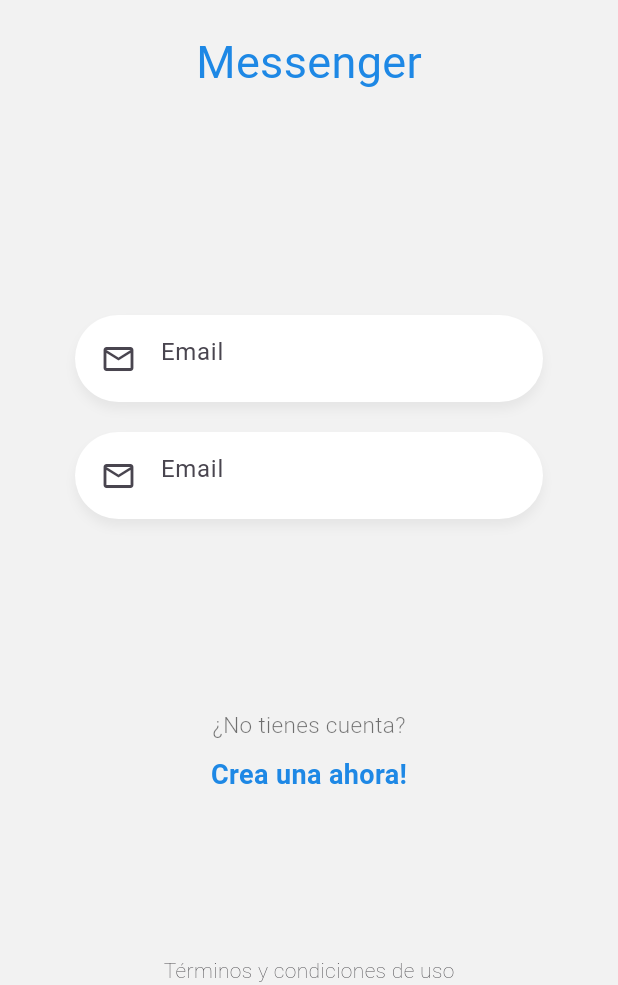
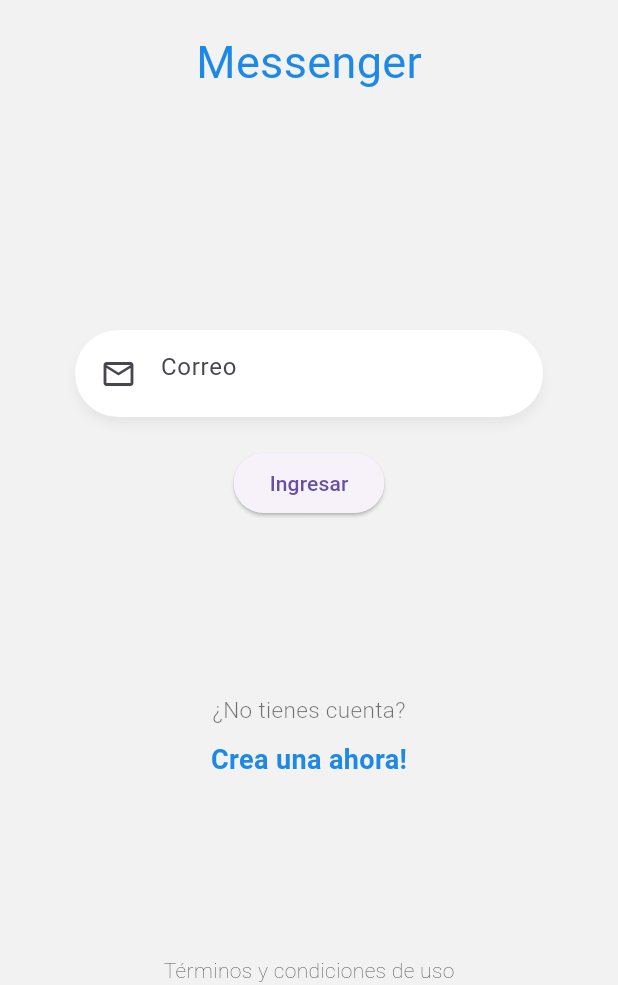
Before and after one commit to GPplay/chat-flutter, a Flutter app: the screen it shows after launch, on a phone screen of 412 x 824 dp, the part 251-1236 px from its top. Run offline on Flutter 3.47's test engine with Material 3 defaults, Android fonts, the phone set to English and light mode, and no system bars.

Commit message:
campos de texto globales

```diff
--- a/lib/pages/login_page.dart
+++ b/lib/pages/login_page.dart
@@ -54,6 +54,9 @@ class _Form extends StatefulWidget {
 }
 
 class __FormState extends State<_Form> {
+  final emailCtrl = TextEditingController();
+  final passCtrl = TextEditingController();
+
   @override
   Widget build(BuildContext context) {
     // ignore: avoid_unnecessary_containers
@@ -62,14 +65,18 @@ class __FormState extends State<_Form> {
       padding: EdgeInsets.symmetric(horizontal: 50),
       child: Column(
         children: <Widget>[
-          CustomInput(),
-          CustomInput(),
-
-          //TODO: Crear el boton
-          // ElevatedButton(
-          //   onPressed: () {},
-          //   child: Text('Ingresar'),
-          // )
+          CustomInput(
+            icon: Icons.mail_outline,
+            placeholder: 'Correo',
+            keyboardType: TextInputType.emailAddress,
+            textController: emailCtrl,
+          ),
+          ElevatedButton(
+            onPressed: () {
+              debugPrint("Email: ${emailCtrl.text}");
+            },
+            child: Text('Ingresar'),
+          )
         ],
       ),
     );
--- a/lib/widget/custom_input.dart
+++ b/lib/widget/custom_input.dart
@@ -1,7 +1,19 @@
 import 'package:flutter/material.dart';
 
 class CustomInput extends StatelessWidget {
-  const CustomInput({super.key});
+  final IconData icon;
+  final String placeholder;
+  final TextEditingController textController;
+  final TextInputType keyboardType;
+  final bool isPassword;
+
+  const CustomInput(
+      {super.key,
+      required this.icon,
+      required this.placeholder,
+      required this.textController,
+      this.keyboardType = TextInputType.text,
+      this.isPassword = false});
 
   @override
   Widget build(BuildContext context) {
@@ -18,14 +30,15 @@ class CustomInput extends StatelessWidget {
                 blurRadius: 5)
           ]),
       child: TextField(
+        controller: textController,
         autocorrect: false,
-        keyboardType: TextInputType.emailAddress,
+        keyboardType: keyboardType,
         obscureText: false,
         decoration: InputDecoration(
-            prefixIcon: Icon(Icons.mail_outline),
+            prefixIcon: Icon(icon),
             focusedBorder: InputBorder.none,
             border: InputBorder.none,
-            hintText: 'Email'),
+            hintText: placeholder),
       ),
     );
   }
```
